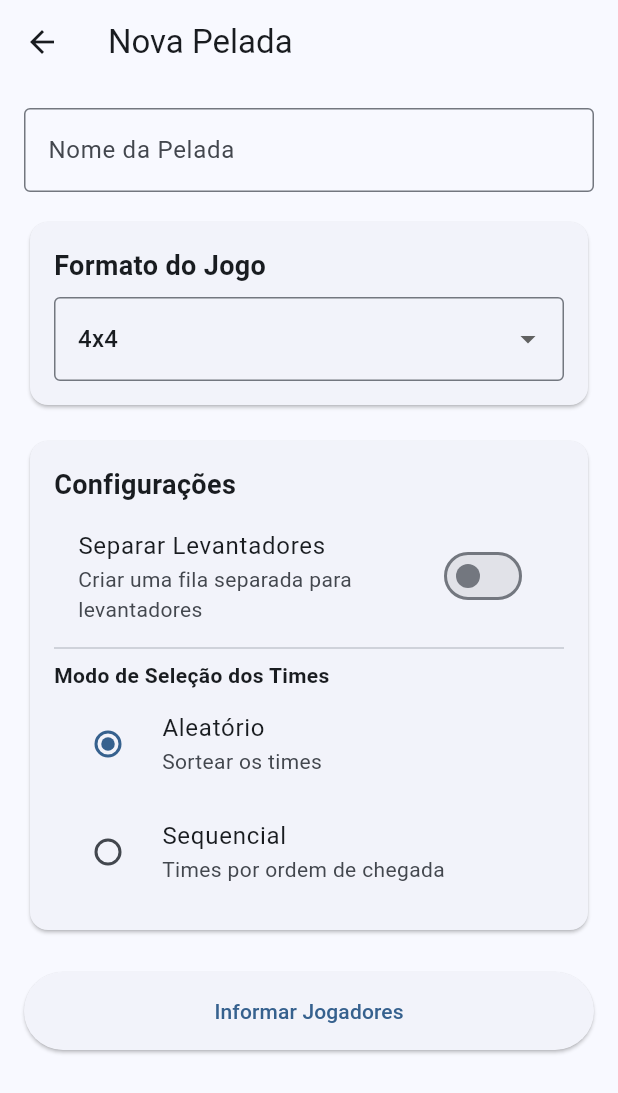
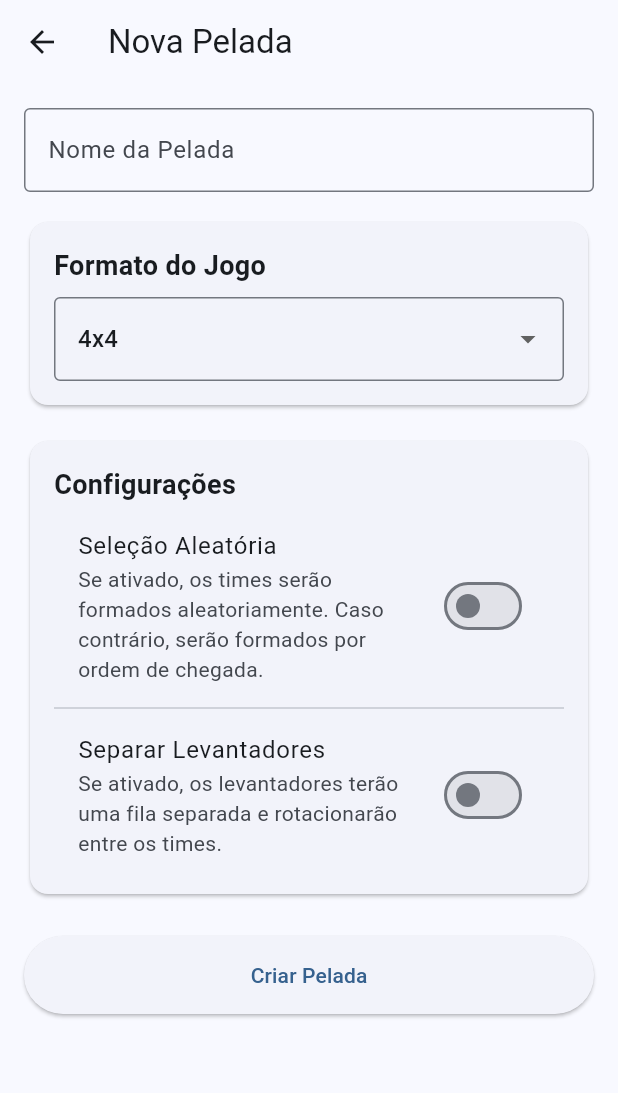
Before and after one commit to luisbottino/pelada, a Flutter app: the screen it shows after launch, after a tap on "Nova Pelada", on a phone screen of 412 x 824 dp. Shown: the top 1093 px of the screen. Run offline on Flutter 3.47's test engine with Material 3 defaults, Android fonts, the phone set to English and light mode, and no system bars; our stand-ins replace hive; accounts and stored records are empty; generated files the repository leaves out were written again.

Commit message:
add: feature for team match

```diff
--- a/lib/core/models/match.dart
+++ b/lib/core/models/match.dart
@@ -1,22 +1,53 @@
+import 'package:hive/hive.dart';
 import 'team.dart';
 import 'player.dart';
 import 'waiting_queue.dart';
 
+part 'match.g.dart';
+
+@HiveType(typeId: 4)
 enum TeamSelectionMode {
+  @HiveField(0)
   random,     // Seleção aleatória de times
+  @HiveField(1)
   sequential, // Seleção por ordem de chegada
 }
 
+@HiveType(typeId: 5)
 class Match {
+  @HiveField(0)
   final String id;
+
+  @HiveField(1)
   final String name;
+
+  @HiveField(2)
   final TeamFormat format;
+
+  @HiveField(3)
   final bool separateSetters;
+
+  @HiveField(4)
   final TeamSelectionMode teamSelectionMode;
+
+  @HiveField(5)
   final List<Player> registeredPlayers;
-  final List<Team> teams;
+
+  @HiveField(6)
+  final Team teamInCourtA;
+  @HiveField(7)
+  final Team teamInCourtB;
+  @HiveField(8)
+  final Team nextTeam;
+
+  @HiveField(9)
   final WaitingQueue waitingQueue;
+
+  @HiveField(10)
   final DateTime createdAt;
+
+  @HiveField(11)
+  final DateTime? updatedAt;
 
   Match({
     required this.id,
@@ -25,13 +56,19 @@ class Match {
     required this.separateSetters,
     required this.teamSelectionMode,
     List<Player>? registeredPlayers,
-    List<Team>? teams,
+    Team? teamInCourtA,
+    Team? teamInCourtB,
+    Team? nextTeam,
     WaitingQueue? waitingQueue,
     DateTime? createdAt,
+    DateTime? updatedAt,
   })  : registeredPlayers = registeredPlayers ?? [],
-        teams = teams ?? [],
+        teamInCourtA = teamInCourtA ?? Team.empty(),
+        teamInCourtB = teamInCourtB ?? Team.empty(),
+        nextTeam = nextTeam ?? Team.empty(),
         waitingQueue = waitingQueue ?? WaitingQueue(),
-        createdAt = createdAt ?? DateTime.now();
+        createdAt = createdAt ?? DateTime.now(),
+        updatedAt = updatedAt;
 
   // Adiciona um jogador à lista de jogadores registrados
   Match addPlayer(Player player) {
@@ -57,57 +94,91 @@ class Match {
     }
 
     final playersPerTeam = _getExpectedPlayersCount(format);
-    final totalTeams = (registeredPlayers.length / playersPerTeam).floor();
+    final maxPossibleTeams = (registeredPlayers.length / playersPerTeam).floor();
 
-    if (totalTeams < 2) {
+    if (maxPossibleTeams < 2) {
       throw ArgumentError('Número insuficiente de jogadores para formar times');
     }
 
     List<Player> availablePlayers = List.from(registeredPlayers);
-    List<Team> newTeams = [];
 
-    // Se houver separação de levantadores, garante que cada time tenha um
     if (separateSetters) {
-      final setters = availablePlayers.where((p) => p.isSetter).toList();
-      if (setters.length < totalTeams) {
+      final setters = List<Player>.from(availablePlayers.where((p) => p.isSetter));
+      final nonSetters = List<Player>.from(availablePlayers.where((p) => !p.isSetter));
+
+      if (setters.length < 2) {
         throw ArgumentError('Número insuficiente de levantadores para os times');
       }
-    }
 
-    for (int i = 0; i < totalTeams; i++) {
-      List<Player> teamPlayers = [];
+      if (teamSelectionMode == TeamSelectionMode.random) {
+        setters.shuffle();
+        nonSetters.shuffle();
+      }
 
-      // Seleciona jogadores baseado no modo de seleção
+      final teamA = createTeam('Time A', nonSetters, setters);
+      final teamB = createTeam('Time B', nonSetters, setters);
+      final nextTeam = createTeam('Próxima', nonSetters, setters);
+
+      final newWaitingQueue = WaitingQueue(
+        players: nonSetters,
+        setterQueue: setters,
+      );
+
+      return copyWith(
+        teamInCourtA: teamA,
+        teamInCourtB: teamB,
+        nextTeam: nextTeam,
+        waitingQueue: newWaitingQueue,
+        updatedAt: DateTime.now(),
+      );
+    } else {
+      // Sem separação de levantadores
       if (teamSelectionMode == TeamSelectionMode.random) {
         availablePlayers.shuffle();
       }
 
-      // Adiciona jogadores ao time
-      for (int j = 0; j < playersPerTeam; j++) {
-        if (availablePlayers.isEmpty) break;
-        teamPlayers.add(availablePlayers.removeAt(0));
+      final teamA = createTeam('Time A', availablePlayers, List.empty());
+      final teamB = createTeam('Time B', availablePlayers, List.empty());
+      final nextTeam = createTeam('Próxima', availablePlayers, List.empty());
+
+      // Todos os jogadores restantes vão para a fila de espera
+      final newWaitingQueue = WaitingQueue(
+        players: availablePlayers,
+        setterQueue: [],
+      );
+
+      return copyWith(
+        teamInCourtA: teamA,
+        teamInCourtB: teamB,
+        nextTeam: nextTeam,
+        waitingQueue: newWaitingQueue,
+        updatedAt: DateTime.now(),
+      );
+    }
+  }
+
+  Team createTeam(String name, List<Player> availablePlayers, List<Player> availableSetters) {
+    if (availablePlayers.isNotEmpty) {
+      Player? setter;
+      if (availableSetters.isNotEmpty) {
+        setter = availableSetters.removeAt(0);
       }
 
-      // Cria o time
-      newTeams.add(Team(
-        id: 'team_${i + 1}',
-        name: 'Time ${i + 1}',
+      final players = <Player>[];
+      while (players.length < _getExpectedPlayersCount(format) - (separateSetters ? 1 : 0) && availablePlayers.isNotEmpty) {
+        players.add(availablePlayers.removeAt(0));
+      }
+
+      return Team(
+        id: 'team_${DateTime.now().millisecondsSinceEpoch.toString()}',
+        name: name,
         format: format,
-        players: teamPlayers,
-        setter: separateSetters ? teamPlayers.firstWhere((p) => p.isSetter) : null,
-      ));
+        players: players,
+        setter: setter,
+      );
+    } else {
+      return Team.empty();
     }
-
-    // Adiciona jogadores restantes à fila de espera
-    final newWaitingQueue = availablePlayers.fold<WaitingQueue>(
-      waitingQueue,
-      (queue, player) => queue.addPlayer(player),
-    );
-
-    return copyWith(
-      teams: newTeams,
-      waitingQueue: newWaitingQueue,
-    );
   }
 
   // Método para obter o número esperado de jogadores baseado no formato
@@ -132,9 +203,12 @@ class Match {
     bool? separateSetters,
     TeamSelectionMode? teamSelectionMode,
     List<Player>? registeredPlayers,
-    List<Team>? teams,
+    Team? teamInCourtA,
+    Team? teamInCourtB,
+    Team? nextTeam,
     WaitingQueue? waitingQueue,
     DateTime? createdAt,
+    DateTime? updatedAt,
   }) {
     return Match(
       id: id ?? this.id,
@@ -143,9 +217,12 @@ class Match {
       separateSetters: separateSetters ?? this.separateSetters,
       teamSelectionMode: teamSelectionMode ?? this.teamSelectionMode,
       registeredPlayers: registeredPlayers ?? this.registeredPlayers,
-      teams: teams ?? this.teams,
+      teamInCourtA: teamInCourtA,
+      teamInCourtB: teamInCourtB,
+      nextTeam: nextTeam,
       waitingQueue: waitingQueue ?? this.waitingQueue,
       createdAt: createdAt ?? this.createdAt,
+      updatedAt: updatedAt ?? this.updatedAt,
     );
   }
 
@@ -158,9 +235,12 @@ class Match {
       'separateSetters': separateSetters,
       'teamSelectionMode': teamSelectionMode.toString(),
       'registeredPlayers': registeredPlayers.map((p) => p.toMap()).toList(),
-      'teams': teams.map((t) => t.toMap()).toList(),
+      'teamInCourtA': teamInCourtA.toMap(),
+      'teamInCourtB': teamInCourtB.toMap(),
+      'nextTeam': nextTeam.toMap(),
       'waitingQueue': waitingQueue.toMap(),
       'createdAt': createdAt.toIso8601String(),
+      'updatedAt': updatedAt?.toIso8601String(),
     };
   }
 
@@ -179,14 +259,15 @@ class Match {
       registeredPlayers: (map['registeredPlayers'] as List)
           .map((p) => Player.fromMap(p as Map<String, dynamic>))
           .toList(),
-      teams: (map['teams'] as List)
-          .map((t) => Team.fromMap(t as Map<String, dynamic>))
-          .toList(),
+      teamInCourtA: Team.fromMap(map['teamInCourtA'] as Map<String, dynamic>),
+      teamInCourtB: Team.fromMap(map['teamInCourtB'] as Map<String, dynamic>),
+      nextTeam: Team.fromMap(map['nextTeam'] as Map<String, dynamic>),
       waitingQueue: WaitingQueue.fromMap(map['waitingQueue'] as Map<String, dynamic>),
       createdAt: DateTime.parse(map['createdAt'] as String),
+      updatedAt: map['updatedAt'] != null ? DateTime.parse(map['updatedAt'] as String) : null,
     );
   }
 
   @override
-  String toString() => 'Match(id: $id, name: $name, format: $format, teams: $teams)';
+  String toString() => 'Match(id: $id, name: $name, format: $format, teamInCoutA: $teamInCourtA, teamInCoutB: $teamInCourtB, nextTeam: $nextTeam)';
 }
--- a/lib/core/models/player.dart
+++ b/lib/core/models/player.dart
@@ -1,6 +1,16 @@
+import 'package:hive/hive.dart';
+
+part 'player.g.dart';
+
+@HiveType(typeId: 0)
 class Player {
+  @HiveField(0)
   final String id;
+
+  @HiveField(1)
   final String name;
+
+  @HiveField(2)
   final bool isSetter; // Indica se o jogador é levantador
 
   Player({
--- a/lib/core/models/team.dart
+++ b/lib/core/models/team.dart
@@ -1,18 +1,33 @@
+import 'package:hive/hive.dart';
 import 'player.dart';
 
-enum TeamFormat {
-  twoVsTwo,    // 2x2
-  threeVsThree, // 3x3
-  fourVsFour,  // 4x4
-  sixVsSix,    // 6x6
-}
+part 'team.g.dart';
 
+@HiveType(typeId: 2)
 class Team {
+  @HiveField(0)
   final String id;
+
+  @HiveField(1)
   final String name;
+
+  @HiveField(2)
   final TeamFormat format;
+
+  @HiveField(3)
   final List<Player> players;
+
+  @HiveField(4)
   final Player? setter; // Levantador específico para o time (opcional)
+
+  factory Team.empty() {
+    return Team(
+      id: '',
+      name: '',
+      format: TeamFormat.twoVsTwo,
+      players: [],
+    );
+  }
 
   Team({
     required this.id,
@@ -21,22 +36,13 @@ class Team {
     required this.players,
     this.setter,
   }) {
-    // Validação do número de jogadores baseado no formato
-    final expectedPlayers = _getExpectedPlayersCount(format);
-    if (players.length != expectedPlayers) {
-      throw ArgumentError(
-        'Número inválido de jogadores para o formato $format. '
-        'Esperado: $expectedPlayers, Recebido: ${players.length}',
-      );
-    }
-
-    // Validação do levantador
-    if (setter != null && !setter!.isSetter) {
-      throw ArgumentError('O jogador designado como levantador deve ter a flag isSetter como true');
+    if (setter != null) {
+      if (!setter!.isSetter) {
+        throw ArgumentError('O jogador designado como levantador deve ter a flag isSetter como true');
+      }
     }
   }
 
-  // Método para obter o número esperado de jogadores baseado no formato
   int _getExpectedPlayersCount(TeamFormat format) {
     switch (format) {
       case TeamFormat.twoVsTwo:
@@ -50,7 +56,6 @@ class Team {
     }
   }
 
-  // Método para criar uma cópia do time com campos modificados
   Team copyWith({
     String? id,
     String? name,
@@ -67,18 +72,16 @@ class Team {
     );
   }
 
-  // Método para converter o time em um Map (útil para persistência)
   Map<String, dynamic> toMap() {
     return {
       'id': id,
       'name': name,
       'format': format.toString(),
-      'players': players.map((player) => player.toMap()).toList(),
+      'players': players.map((p) => p.toMap()).toList(),
       'setter': setter?.toMap(),
     };
   }
 
-  // Método para criar um time a partir de um Map
   factory Team.fromMap(Map<String, dynamic> map) {
     return Team(
       id: map['id'] as String,
@@ -87,7 +90,7 @@ class Team {
         (e) => e.toString() == map['format'],
       ),
       players: (map['players'] as List)
-          .map((playerMap) => Player.fromMap(playerMap as Map<String, dynamic>))
+          .map((p) => Player.fromMap(p as Map<String, dynamic>))
           .toList(),
       setter: map['setter'] != null
           ? Player.fromMap(map['setter'] as Map<String, dynamic>)
@@ -96,5 +99,17 @@ class Team {
   }
 
   @override
-  String toString() => 'Team(id: $id, name: $name, format: $format, players: $players, setter: $setter)';
+  String toString() => 'Team(id: $id, name: $name, format: $format, players: $players)';
 }
+
+@HiveType(typeId: 1)
+enum TeamFormat {
+  @HiveField(0)
+  twoVsTwo,    // 2x2
+  @HiveField(1)
+  threeVsThree, // 3x3
+  @HiveField(2)
+  fourVsFour,  // 4x4
+  @HiveField(3)
+  sixVsSix,    // 6x6
+}
--- a/lib/core/models/waiting_queue.dart
+++ b/lib/core/models/waiting_queue.dart
@@ -1,7 +1,14 @@
+import 'package:hive/hive.dart';
 import 'player.dart';
 
+part 'waiting_queue.g.dart';
+
+@HiveType(typeId: 3)
 class WaitingQueue {
+  @HiveField(0)
   final List<Player> players;
+
+  @HiveField(1)
   final List<Player> setterQueue; // Fila específica para levantadores
 
   WaitingQueue({
--- a/lib/features/match/presentation/screens/new_match_screen.dart
+++ b/lib/features/match/presentation/screens/new_match_screen.dart
@@ -1,6 +1,8 @@
 import 'package:flutter/material.dart';
 import '../../../../core/models/match.dart';
 import '../../../../core/models/team.dart';
+import '../../../../core/services/storage_service.dart';
+import 'match_players_screen.dart';
 
 class NewMatchScreen extends StatefulWidget {
   const NewMatchScreen({super.key});
@@ -14,7 +16,8 @@ class _NewMatchScreenState extends State<NewMatchScreen> {
   final _nameController = TextEditingController();
   TeamFormat _selectedFormat = TeamFormat.fourVsFour;
   bool _separateSetters = false;
-  TeamSelectionMode _selectionMode = TeamSelectionMode.random;
+  bool _randomSelection = false;
+  bool _isLoading = false;
 
   @override
   void dispose() {
@@ -22,19 +25,64 @@ class _NewMatchScreenState extends State<NewMatchScreen> {
     super.dispose();
   }
 
-  void _createMatch() {
+  String _getFormatLabel(TeamFormat format) {
+    switch (format) {
+      case TeamFormat.twoVsTwo:
+        return '2x2';
+      case TeamFormat.threeVsThree:
+        return '3x3';
+      case TeamFormat.fourVsFour:
+        return '4x4';
+      case TeamFormat.sixVsSix:
+        return '6x6';
+    }
+  }
+
+  Future<void> _createMatch() async {
     if (_formKey.currentState!.validate()) {
-      // TODO: Implementar a criação da pelada
+      setState(() {
+        _isLoading = true;
+      });
+
+      try {
         final match = Match(
           id: DateTime.now().millisecondsSinceEpoch.toString(),
           name: _nameController.text,
           format: _selectedFormat,
           separateSetters: _separateSetters,
-        teamSelectionMode: _selectionMode,
+          teamSelectionMode: _randomSelection ? TeamSelectionMode.random : TeamSelectionMode.sequential,
         );
 
-      // TODO: Salvar a pelada e navegar para a próxima tela
-      Navigator.pop(context, match);
+        await StorageService.saveMatch(match);
+
+        if (mounted) {
+          final updatedMatch = await Navigator.push<Match>(
+            context,
+            MaterialPageRoute(
+              builder: (context) => MatchPlayersScreen(match: match),
+            ),
+          );
+
+          if (updatedMatch != null) {
+            Navigator.pop(context, updatedMatch);
+          }
+        }
+      } catch (e) {
+        if (mounted) {
+          ScaffoldMessenger.of(context).showSnackBar(
+            SnackBar(
+              content: Text('Erro ao criar pelada: ${e.toString()}'),
+              backgroundColor: Colors.red,
+            ),
+          );
+        }
+      } finally {
+        if (mounted) {
+          setState(() {
+            _isLoading = false;
+          });
+        }
+      }
     }
   }
 
@@ -59,7 +107,7 @@ class _NewMatchScreenState extends State<NewMatchScreen> {
                 ),
                 validator: (value) {
                   if (value == null || value.isEmpty) {
-                    return 'Por favor, insira um nome para a pelada';
+                    return 'Por favor, insira o nome da pelada';
                   }
                   return null;
                 },
@@ -91,11 +139,13 @@ class _NewMatchScreenState extends State<NewMatchScreen> {
                           );
                         }).toList(),
                         onChanged: (value) {
-                          if (value != null) {
+                          if (value == null) return;
                           setState(() {
                             _selectedFormat = value;
+                            if (value == TeamFormat.twoVsTwo) {
+                              _separateSetters = false;
+                            }
                           });
-                          }
                         },
                       ),
                     ],
@@ -118,46 +168,34 @@ class _NewMatchScreenState extends State<NewMatchScreen> {
                       ),
                       const SizedBox(height: 8),
                       SwitchListTile(
-                        title: const Text('Separar Levantadores'),
+                        title: const Text('Seleção Aleatória'),
                         subtitle: const Text(
-                          'Criar uma fila separada para levantadores',
+                          'Se ativado, os times serão formados aleatoriamente. '
+                          'Caso contrário, serão formados por ordem de chegada.',
                         ),
-                        value: _separateSetters,
+                        value: _randomSelection,
                         onChanged: (value) {
                           setState(() {
-                            _separateSetters = value;
+                            _randomSelection = value;
                           });
                         },
                       ),
                       const Divider(),
-                      const Text(
-                        'Modo de Seleção dos Times',
-                        style: TextStyle(fontWeight: FontWeight.bold),
+                      SwitchListTile(
+                        title: const Text('Separar Levantadores'),
+                        subtitle: Text(
+                          _selectedFormat == TeamFormat.twoVsTwo
+                              ? 'Não disponível para formato 2x2'
+                              : 'Se ativado, os levantadores terão uma fila separada e '
+                                  'rotacionarão entre os times.',
                         ),
-                      RadioListTile<TeamSelectionMode>(
-                        title: const Text('Aleatório'),
-                        subtitle: const Text('Sortear os times'),
-                        value: TeamSelectionMode.random,
-                        groupValue: _selectionMode,
-                        onChanged: (value) {
-                          if (value != null) {
+                        value: _separateSetters,
+                        onChanged: _selectedFormat == TeamFormat.twoVsTwo
+                            ? null
+                            : (value) {
                                 setState(() {
-                              _selectionMode = value;
+                                  _separateSetters = value;
                                 });
-                          }
-                        },
-                      ),
-                      RadioListTile<TeamSelectionMode>(
-                        title: const Text('Sequencial'),
-                        subtitle: const Text('Times por ordem de chegada'),
-                        value: TeamSelectionMode.sequential,
-                        groupValue: _selectionMode,
-                        onChanged: (value) {
-                          if (value != null) {
-                            setState(() {
-                              _selectionMode = value;
-                            });
-                          }
                               },
                       ),
                     ],
@@ -166,11 +204,19 @@ class _NewMatchScreenState extends State<NewMatchScreen> {
               ),
               const SizedBox(height: 24),
               ElevatedButton(
-                onPressed: _createMatch,
+                onPressed: _isLoading ? null : _createMatch,
                 style: ElevatedButton.styleFrom(
                   padding: const EdgeInsets.symmetric(vertical: 16),
                 ),
-                child: const Text('Informar Jogadores'),
+                child: _isLoading
+                    ? const SizedBox(
+                        height: 20,
+                        width: 20,
+                        child: CircularProgressIndicator(
+                          strokeWidth: 2,
+                        ),
+                      )
+                    : const Text('Criar Pelada'),
               ),
             ],
           ),
@@ -178,17 +224,4 @@ class _NewMatchScreenState extends State<NewMatchScreen> {
       ),
     );
   }
-
-  String _getFormatLabel(TeamFormat format) {
-    switch (format) {
-      case TeamFormat.twoVsTwo:
-        return '2x2';
-      case TeamFormat.threeVsThree:
-        return '3x3';
-      case TeamFormat.fourVsFour:
-        return '4x4';
-      case TeamFormat.sixVsSix:
-        return '6x6';
 }
-  }
-}
--- a/lib/main.dart
+++ b/lib/main.dart
@@ -1,8 +1,11 @@
 import 'package:flutter/material.dart';
+import 'core/services/storage_service.dart';
 import 'features/home/presentation/screens/home_screen.dart';
 import 'features/match/presentation/screens/new_match_screen.dart';
 
-void main() {
+void main() async {
+  WidgetsFlutterBinding.ensureInitialized();
+  await StorageService.init();
   runApp(const MyApp());
 }
 
```
Also changed, not shown: pubspec.yaml (+8 -0 lines), pubspec.lock, 2 other files. Lines whose indentation alone changed are shown as unchanged.
